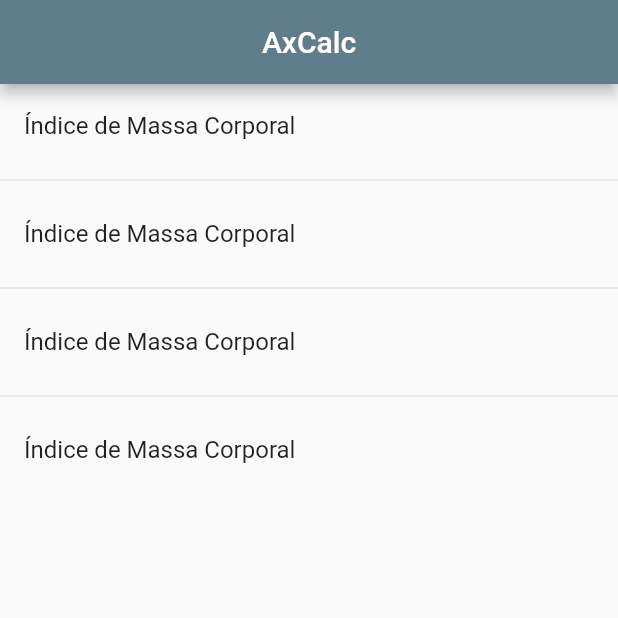
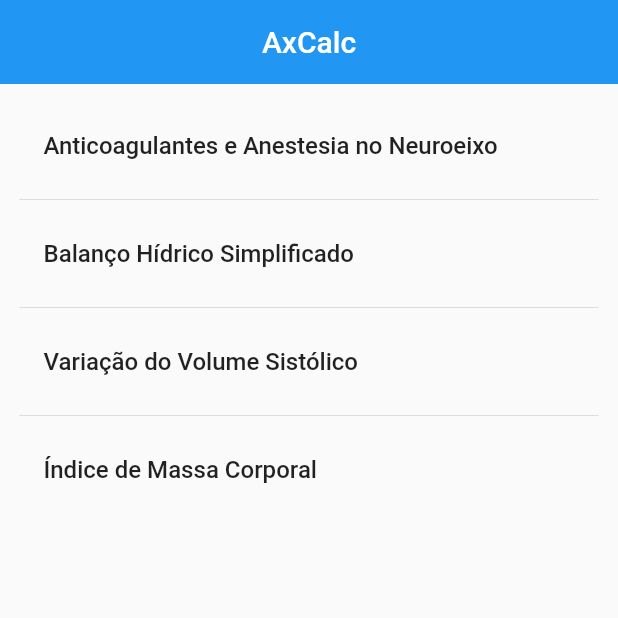
Before and after one commit to patrickkaic/AxCalc, a Flutter app: the screen it shows after launch, on a phone screen of 412 x 824 dp, the top half of it. Run offline on Flutter 3.47's test engine with Material 2 defaults, Android fonts, the phone set to English and light mode, and no system bars.

Commit message:
changes in colors and select options

```diff
--- a/lib/home_page.dart
+++ b/lib/home_page.dart
@@ -3,7 +3,12 @@ import 'package:flutter/material.dart';
 import 'package:flutter/src/widgets/container.dart';
 import 'package:flutter/src/widgets/framework.dart';
 
-class HomePage extends StatelessWidget {
+class HomePage extends StatefulWidget {
+  @override
+  State<HomePage> createState() => _HomePageState();
+}
+
+class _HomePageState extends State<HomePage> {
   final items = [
     'Anticoagulantes e Anestesia no Neuroeixo',
     'Balanço Hídrico Simplificado',
@@ -11,21 +16,47 @@ class HomePage extends StatelessWidget {
     'Índice de Massa Corporal',
   ];
 
+  var select = [];
+
   @override
   Widget build(BuildContext context) {
     return Scaffold(
       appBar: AppBar(
+        elevation: 0,
         title: Text('AxCalc'),
         centerTitle: true,
       ),
       body: ListView.separated(
+        padding: EdgeInsets.all(13),
         itemBuilder: ((context, index) {
           return ListTile(
-            title: Text(items[3]),
+            shape: RoundedRectangleBorder(
+              borderRadius: BorderRadius.all(
+                Radius.circular(12),
+              ),
+            ),
+            title: Text(
+              items[index],
+              style: TextStyle(
+                fontSize: 16,
+                fontWeight: FontWeight.w500,
+              ),
+            ),
+            selected: select.contains(items[index]),
+            selectedTileColor: Colors.blue[50],
+            onLongPress: (() {
+              setState(
+                () {
+                  (select.contains(items[index]))
+                      ? select.remove(items[index])
+                      : select.add(items[index]);
+                },
+              );
+            }),
           );
         }),
         separatorBuilder: ((context, index) => const Divider()),
-        itemCount: 4,
+        itemCount: items.length,
       ),
     );
   }
--- a/lib/main.dart
+++ b/lib/main.dart
@@ -13,7 +13,7 @@ class MyApp extends StatelessWidget {
       debugShowCheckedModeBanner: false,
       title: 'AxCalc',
       theme: ThemeData(
-        primarySwatch: Colors.blueGrey,
+        primarySwatch: Colors.blue,
       ),
       home: HomePage(),
     );
```
